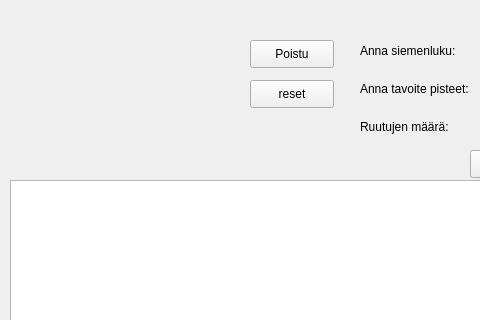
Before: the Qt Designer form student/12/numbers_gui/mainwindow.ui in nvjsalonen/Ohj2, drawn with Qt 5; both pictures show x 0 to 480 and y 0 to 320 of the 1376 by 747 pixel window.
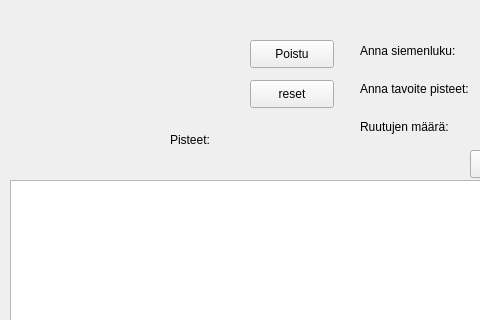
After: the same form once the commit is applied.

Patch:
```diff
--- a/student/12/numbers_gui/mainwindow.ui
+++ b/student/12/numbers_gui/mainwindow.ui
@@ -157,6 +157,32 @@
      <string>Poistu</string>
     </property>
    </widget>
+   <widget class="QLabel" name="label_4">
+    <property name="geometry">
+     <rect>
+      <x>170</x>
+      <y>130</y>
+      <width>63</width>
+      <height>20</height>
+     </rect>
+    </property>
+    <property name="text">
+     <string>Pisteet:</string>
+    </property>
+   </widget>
+   <widget class="QLabel" name="pisteetLabel">
+    <property name="geometry">
+     <rect>
+      <x>250</x>
+      <y>130</y>
+      <width>81</width>
+      <height>20</height>
+     </rect>
+    </property>
+    <property name="text">
+     <string/>
+    </property>
+   </widget>
   </widget>
   <widget class="QMenuBar" name="menubar">
    <property name="geometry">
```
